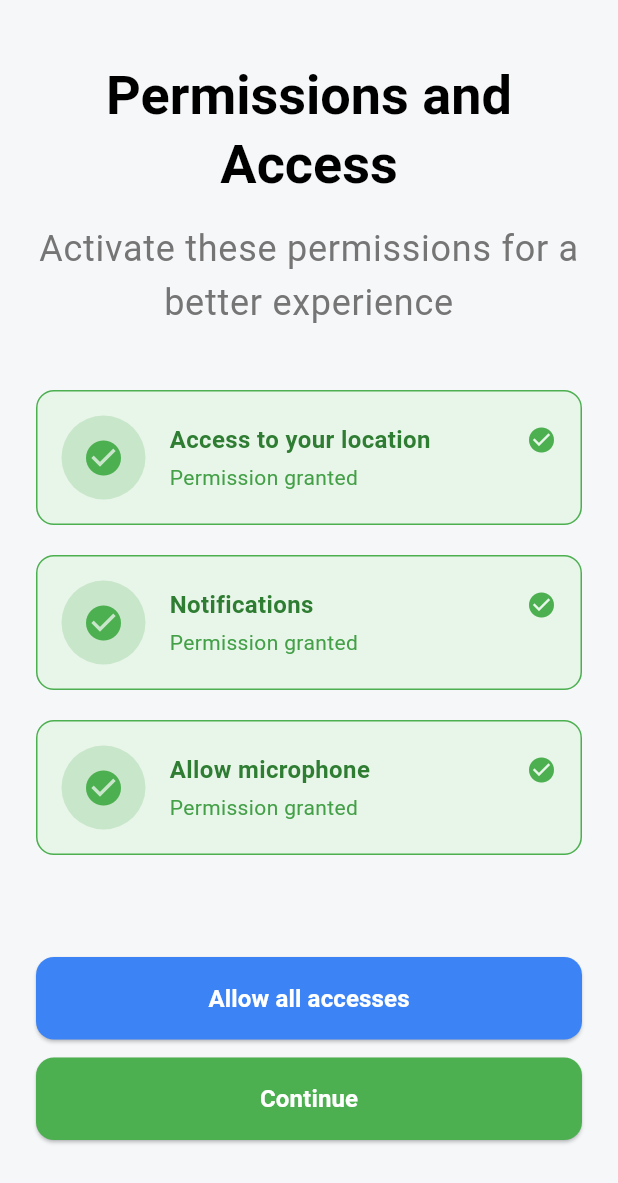
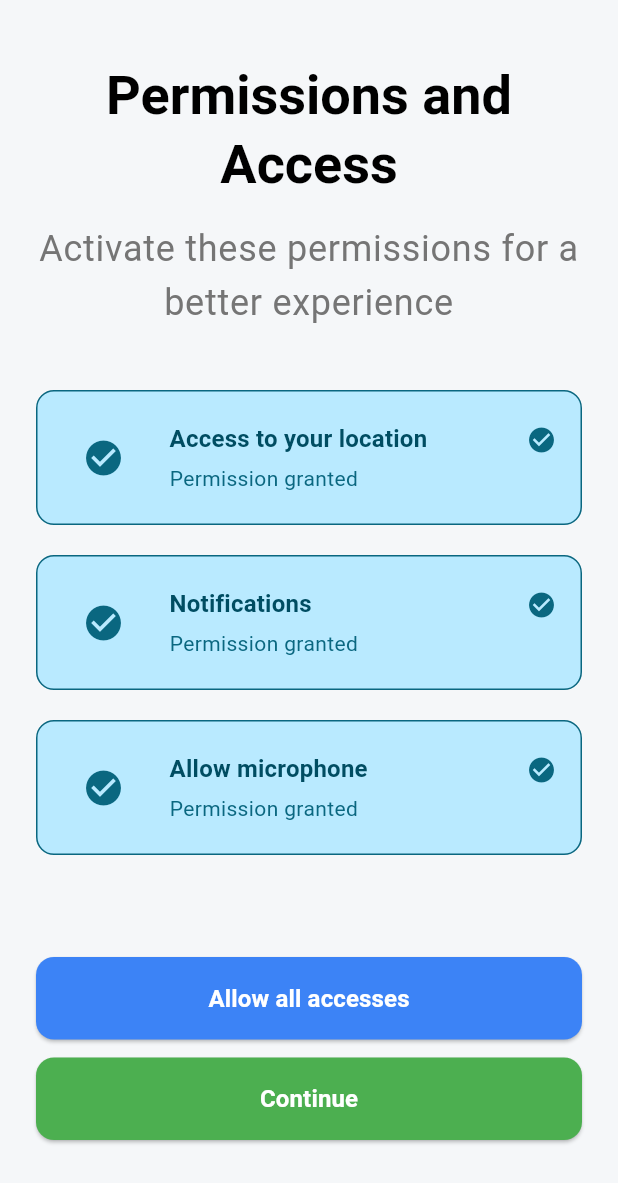
Before and after one commit to tr3scafesforge-cloud/promoruta-mobile, a Flutter app: the Permissions screen opened by its route, on a phone screen of 412 x 824 dp. Shown: the top 1183 px of the screen. Run offline on Flutter 3.47's test engine with Material 3 defaults, Android fonts, the light colour scheme and no system bars; our stand-ins replace connectivity_plus, dio, drift, flutter_riverpod, go_router, google_fonts and 4 more; accounts and stored records are empty; generated files the repository leaves out were written again.

Commit message:
Update Permission Card theming to use global theming app

```diff
--- a/lib/shared/widgets/permission_card.dart
+++ b/lib/shared/widgets/permission_card.dart
@@ -1,5 +1,4 @@
 import 'package:flutter/material.dart';
-import 'package:promoruta/core/constants/colors.dart';
 import 'package:promoruta/gen/l10n/app_localizations.dart';
 
 class PermissionCard extends StatelessWidget {
@@ -24,18 +23,22 @@ class PermissionCard extends StatelessWidget {
 
   @override
   Widget build(BuildContext context) {
+    final theme = Theme.of(context);
+    final colorScheme = theme.colorScheme;
+    final textTheme = theme.textTheme;
+
     return InkWell(
       onTap: isGranted ? null : onTap,
       borderRadius: BorderRadius.circular(12),
       child: Container(
         padding: const EdgeInsets.all(16),
         decoration: BoxDecoration(
-          color: isGranted ? Colors.green[50] : AppColors.background,
+          color: isGranted ? colorScheme.primaryContainer : colorScheme.surface,
           borderRadius: BorderRadius.circular(12),
           border: !isGranted
-              ? Border.all(color: AppColors.grayStroke, width: 1)
+              ? Border.all(color: colorScheme.outline, width: 1)
               : isGranted
-                  ? Border.all(color: Colors.green, width: 1)
+                  ? Border.all(color: colorScheme.primary, width: 1)
                   : null,
         ),
         child: Row(
@@ -45,12 +48,12 @@ class PermissionCard extends StatelessWidget {
               width: 56,
               height: 56,
               decoration: BoxDecoration(
-                color: isGranted ? Colors.green[100] : backgroundColor,
+                color: isGranted ? colorScheme.primaryContainer : backgroundColor,
                 borderRadius: BorderRadius.circular(28),
               ),
               child: Icon(
                 isGranted ? Icons.check_circle : icon,
-                color: isGranted ? Colors.green : iconColor,
+                color: isGranted ? colorScheme.primary : iconColor,
                 size: 28,
               ),
             ),
@@ -66,10 +69,9 @@ class PermissionCard extends StatelessWidget {
                       Expanded(
                         child: Text(
                           title,
-                          style: TextStyle(
-                            fontSize: 16,
+                          style: textTheme.titleMedium?.copyWith(
                             fontWeight: FontWeight.w600,
-                            color: isGranted ? Colors.green[800] : Colors.black,
+                            color: isGranted ? colorScheme.onPrimaryContainer : colorScheme.onSurface,
                           ),
                         ),
                       ),
@@ -77,20 +79,20 @@ class PermissionCard extends StatelessWidget {
                         Container(
                           width: 20,
                           height: 20,
-                          decoration: const BoxDecoration(
-                            color: Color(0xFFFFA726),
+                          decoration: BoxDecoration(
+                            color: colorScheme.error,
                             shape: BoxShape.circle,
                           ),
-                          child: const Icon(
+                          child: Icon(
                             Icons.warning,
-                            color: Colors.white,
+                            color: colorScheme.onError,
                             size: 12,
                           ),
                         ),
                       if (isGranted)
-                        const Icon(
+                        Icon(
                           Icons.check_circle,
-                          color: Colors.green,
+                          color: colorScheme.primary,
                           size: 20,
                         ),
                     ],
@@ -100,9 +102,8 @@ class PermissionCard extends StatelessWidget {
                     isGranted
                         ? AppLocalizations.of(context).permissionGranted
                         : subtitle,
-                    style: TextStyle(
-                      fontSize: 14,
-                      color: isGranted ? Colors.green[600] : AppColors.textSecondary,
+                    style: textTheme.bodyMedium?.copyWith(
+                      color: isGranted ? colorScheme.primary : colorScheme.onSurfaceVariant,
                     ),
                   ),
                 ],
```
